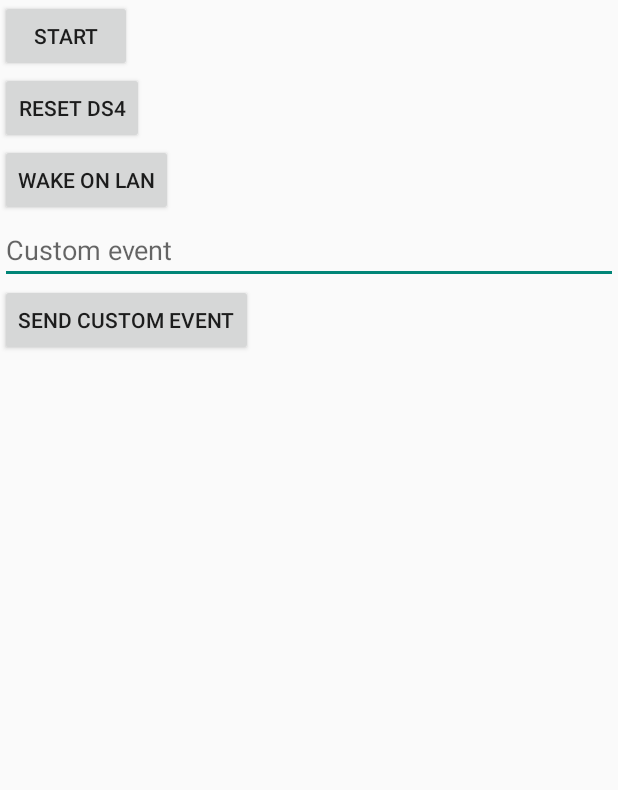
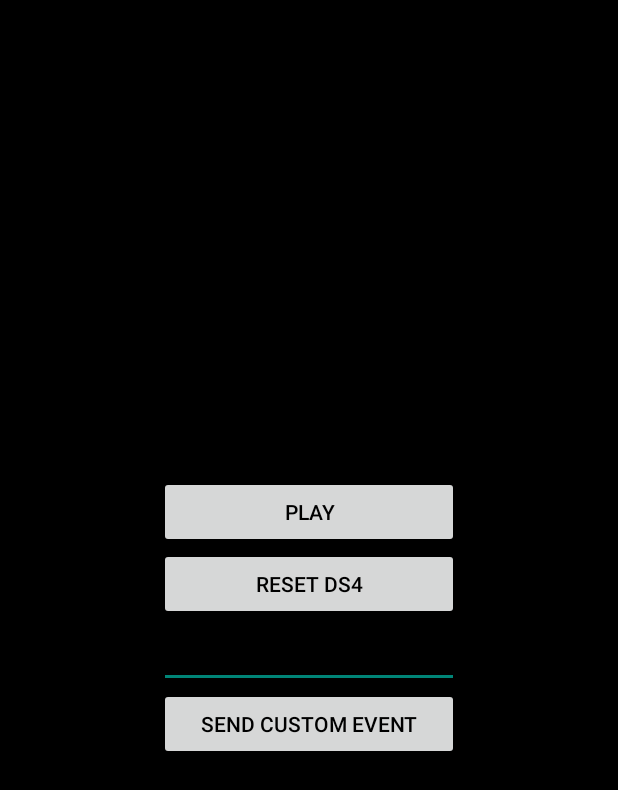
Before and after one commit to 02900/tv-game-library, an Android app: the MainActivity screen opened directly, with no data from a screen before it, on a phone screen of 412 x 824 dp. Shown: the top 790 px of the screen. Run offline under Robolectric (Android 15) with nearby library versions, the phone set to English and light mode, and no system bars.

Commit message:
feat: improve ui

```diff
--- a/app/src/main/res/layout/activity_main.xml
+++ b/app/src/main/res/layout/activity_main.xml
@@ -7,44 +7,54 @@ xmlns:tools="http://schemas.android.com/tools"
     android:layout_width="match_parent"
     android:layout_height="match_parent"
     android:orientation="vertical"
+    android:gravity="center"
+    android:background="@color/background"
     tools:context=".MainActivity">
 
+    <LinearLayout
+    xmlns:android="http://schemas.android.com/apk/res/android"
+    xmlns:app="http://schemas.android.com/apk/res-auto"
+    xmlns:tools="http://schemas.android.com/tools"
+    style="@style/width_match_parent_max_width"
+    android:layout_height="wrap_content"
+    android:orientation="vertical"
+    android:gravity="center"
+    android:background="@color/background">
+
         <Button
-        android:layout_width="wrap_content"
+            android:layout_width="fill_parent"
             android:layout_height="wrap_content"
-        android:text="Start"
-        android:id="@+id/btn_switch_to_hdmi"
-        android:onClick="initGameLibrary"
+            android:theme="@style/Button.White"
+            android:textColor="#000"
+            android:text="Play"
+            android:id="@+id/btn_wake_on_lan"
+            android:onClick="WakeOnLAN"
             />
 
         <Button
-        android:layout_width="wrap_content"
+            android:layout_width="fill_parent"
             android:layout_height="wrap_content"
+            android:theme="@style/Button.White"
+            android:textColor="#000"
             android:text="Reset DS4"
             android:id="@+id/btn_reset_ds4"
             android:onClick="resetDS4"
             />
 
-    <Button
-        android:layout_width="wrap_content"
+        <EditText
+            android:layout_width="fill_parent"
             android:layout_height="wrap_content"
-        android:text="Wake On LAN"
-        android:id="@+id/btn_wake_on_lan"
-        android:onClick="WakeOnLAN"
-        />
-
-    <EditText
-        android:layout_width="match_parent"
-        android:layout_height="wrap_content"
-        android:hint="Custom event"
+            android:hint="Event"
             android:id="@+id/editText1"/>
 
         <Button
-        android:layout_width="wrap_content"
+            android:layout_width="fill_parent"
             android:layout_height="wrap_content"
+            android:theme="@style/Button.White"
+            android:textColor="#000"
             android:text="Send Custom Event"
             android:id="@+id/button1"
             android:onClick="sendCustomEvent"
             />
-
     </LinearLayout>
+</LinearLayout>
--- /dev/null
+++ b/app/src/main/res/values/colors.xml
@@ -0,0 +1,4 @@
+<?xml version="1.0" encoding="utf-8"?>
+<resources>
+    <color name="background">#000000</color>
+</resources>
--- a/app/src/main/res/values/themes.xml
+++ b/app/src/main/res/values/themes.xml
@@ -1,4 +1,11 @@
 <resources>
+    <style name="Theme.TVGameLibrary" parent="@style/Theme.Leanback" />
 
-    <style name="Theme.TVGameLibrary" parent="@style/Theme.Leanback" />
+    <style name="Button.White" parent="ThemeOverlay.AppCompat">
+        <item name="colorAccent">@android:color/white</item>
+    </style>
+
+    <style name="width_match_parent_max_width">
+        <item name="android:layout_width">200dp</item>
+    </style>
 </resources>
```
Lines whose indentation alone changed are shown as unchanged.
